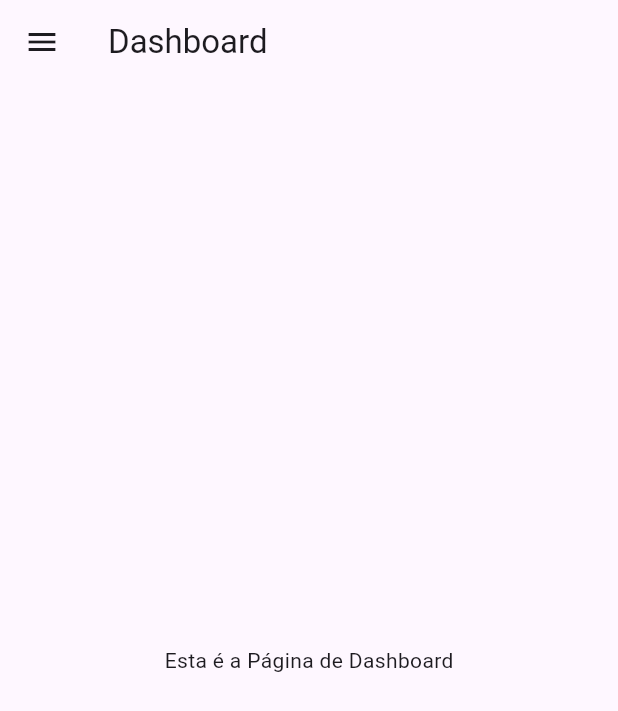
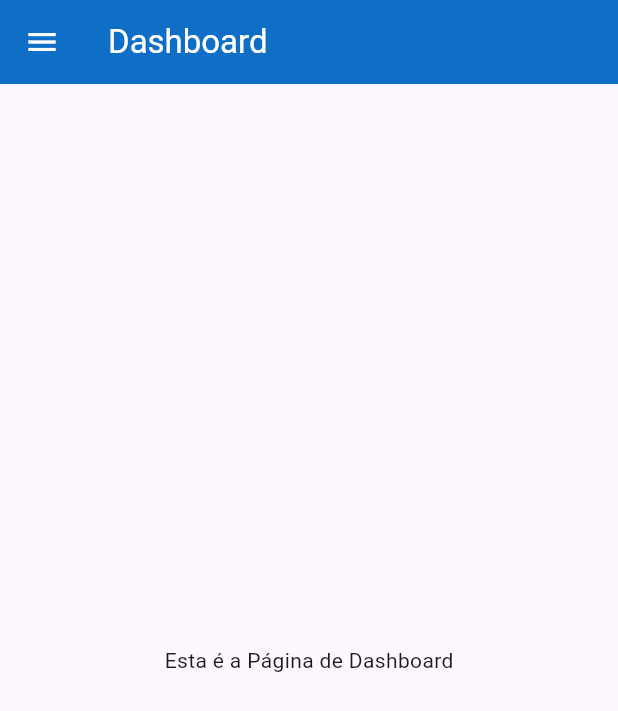
Before and after one commit to Grupo01Biopark/SagaFlutter, a Flutter app: the screen it shows after launch, on a phone screen of 412 x 824 dp. Shown: the top 711 px of the screen. Run offline on Flutter 3.47's test engine with Material 3 defaults, Android fonts, the light colour scheme and no system bars.

Commit message:
estrutura padrao

```diff
--- a/lib/widgets/main_scaffold.dart
+++ b/lib/widgets/main_scaffold.dart
@@ -6,9 +6,16 @@ import 'custom_drawer.dart';
 class MainScaffold extends StatelessWidget {
   final Widget body;
   final String title;
+  final Color backgroundColor;
+  final Color titleColor;
 
-  const MainScaffold({Key? key, required this.body, required this.title})
-      : super(key: key);
+  const MainScaffold({
+    Key? key,
+    required this.body,
+    required this.title,
+    this.backgroundColor = const Color(0xFF0F6FC6),
+    this.titleColor = Colors.white,
+  }) : super(key: key);
 
   @override
   Widget build(BuildContext context) {
@@ -16,7 +23,12 @@ class MainScaffold extends StatelessWidget {
 
     return Scaffold(
       appBar: AppBar(
-        title: Text(title),
+        title: Text(
+          title,
+          style: TextStyle(color: titleColor),
+        ),
+        backgroundColor: backgroundColor,
+        iconTheme: IconThemeData(color: titleColor),
       ),
       drawer: CustomDrawer(
         isDarkMode: themeNotifier.isDarkMode,
```
